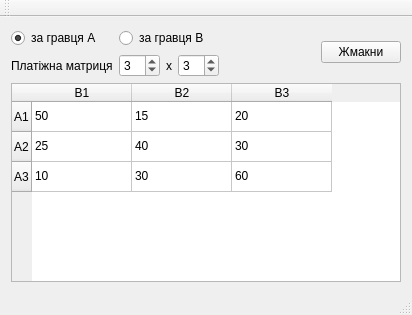
Old version of the form mainwindow.ui in the repository aleax/matrix-game.
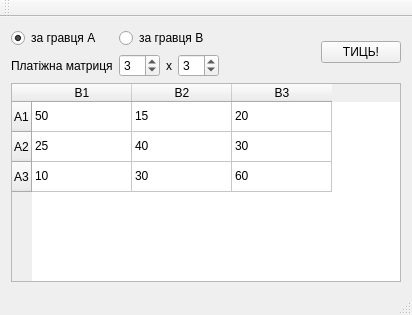
New version of the form.

Patch:
```diff
--- a/mainwindow.ui
+++ b/mainwindow.ui
@@ -35,7 +35,7 @@
     <item row="0" column="5" rowspan="2">
      <widget class="QPushButton" name="pushButton">
       <property name="text">
-       <string>Жмакни</string>
+       <string>ТИЦЬ!</string>
       </property>
      </widget>
     </item>
```
Left out of the diff: 4 changed lines with no effect on the pictures.
